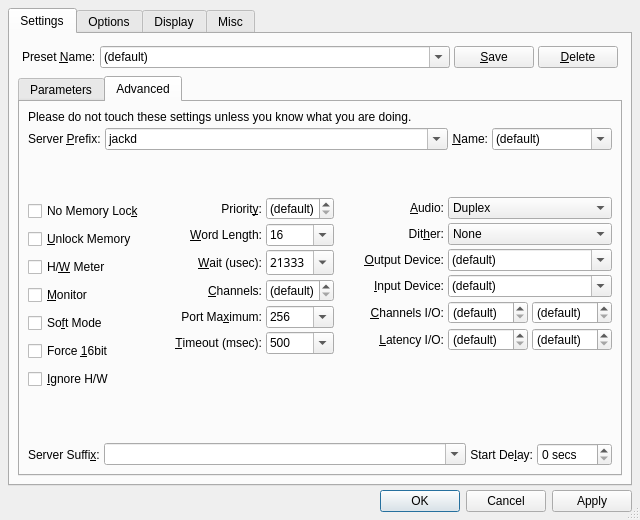
Old version of the form src/qjackctlSetupForm.ui in the repository rncbc/qjackctl.
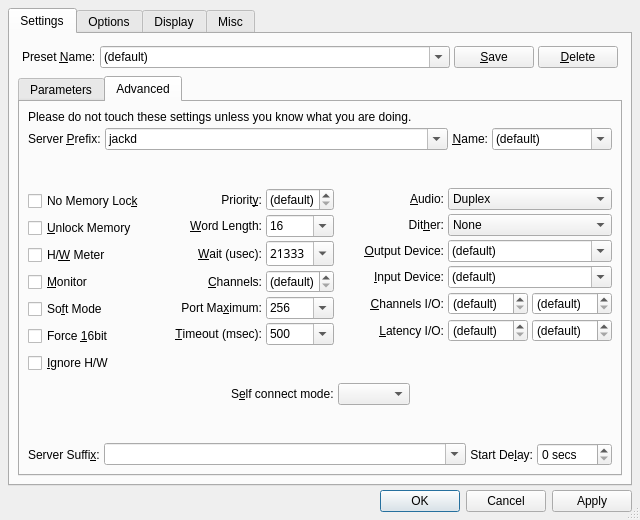
New version of the form. The open tabs and pages were chosen to show the change. Icons and pictures are not drawn. Custom widgets are drawn as their Qt base class.

Commit message: - Self connect restriction option moved to Setup / Settings / Advanced sub-tab page.

Patch:
```diff
--- a/src/qjackctlSetupForm.ui
+++ b/src/qjackctlSetupForm.ui
@@ -626,8 +626,6 @@
             </spacer>
            </item>
            <item>
-            <layout class="QHBoxLayout">
-             <item>
               <widget class="QCheckBox" name="SyncCheckBox">
                <property name="font">
                 <font>
@@ -657,27 +655,6 @@
               </spacer>
              </item>
              <item>
-              <widget class="QComboBox" name="SelfConnectModeComboBox">
-               <property name="font">
-                <font>
-                 <weight>50</weight>
-                 <bold>false</bold>
-                </font>
-               </property>
-               <property name="toolTip">
-                <string>Whether to restrict client self-connections</string>
-               </property>
-               <property name="editable">
-                <bool>false</bool>
-               </property>
-               <property name="currentIndex">
-                <number>0</number>
-               </property>
-              </widget>
-             </item>
-            </layout>
-           </item>
-           <item>
             <layout class="QHBoxLayout">
              <item>
               <widget class="QCheckBox" name="VerboseCheckBox">
@@ -1834,9 +1811,11 @@
             </spacer>
            </item>
            <item row="5" column="0" colspan="5">
+            <layout class="QHBoxLayout">
+             <item>
             <spacer>
              <property name="orientation">
-              <enum>Qt::Vertical</enum>
+                <enum>Qt::Horizontal</enum>
              </property>
              <property name="sizeHint">
               <size>
@@ -1845,8 +1824,71 @@
               </size>
              </property>
             </spacer>
+             </item>
+             <item>
+              <widget class="QLabel" name="SelfConnectModeTextLabel">
+               <property name="font">
+                <font>
+                 <weight>50</weight>
+                 <bold>false</bold>
+                </font>
+               </property>
+               <property name="text">
+                <string>S&amp;elf connect mode:</string>
+               </property>
+               <property name="buddy">
+                <cstring>SelfConnectModeComboBox</cstring>
+               </property>
+              </widget>
+             </item>
+             <item>
+              <widget class="QComboBox" name="SelfConnectModeComboBox">
+               <property name="font">
+                <font>
+                 <weight>50</weight>
+                 <bold>false</bold>
+                </font>
+               </property>
+               <property name="toolTip">
+                <string>Whether to restrict client self-connections</string>
+               </property>
+               <property name="editable">
+                <bool>false</bool>
+               </property>
+               <property name="currentIndex">
+                <number>0</number>
+               </property>
+              </widget>
+             </item>
+             <item>
+              <spacer>
+               <property name="orientation">
+                <enum>Qt::Horizontal</enum>
+               </property>
+               <property name="sizeHint">
+                <size>
+                 <width>20</width>
+                 <height>8</height>
+                </size>
+               </property>
+              </spacer>
+             </item>
+            </layout>
            </item>
            <item row="6" column="0" colspan="5">
+            <spacer>
+             <property name="orientation">
+              <enum>Qt::Vertical</enum>
+             </property>
+             <property name="sizeHint">
+              <size>
+               <width>20</width>
+               <height>4</height>
+              </size>
+             </property>
+            </spacer>
+           </item>
+           <item row="7" column="0" colspan="5">
             <layout class="QHBoxLayout">
              <item>
               <widget class="QLabel" name="ServerSuffixTextLabel">
```
Left out of the diff: 2 changed lines with no effect on the pictures. Lines whose indentation alone changed are shown as unchanged. The commit also changes 11 other files.
